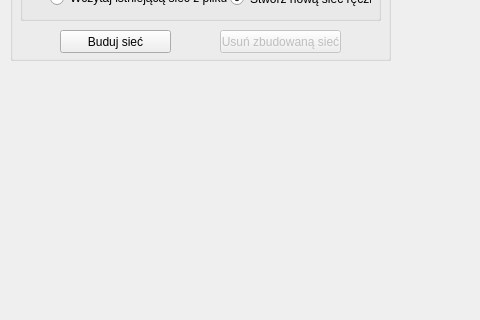
Old version of the form mainwindow.ui in the repository scyphio122/Image-Recognition-Neural-Network; both pictures show x 0 to 480 and y 97 to 417 of the 1038 by 684 pixel window.
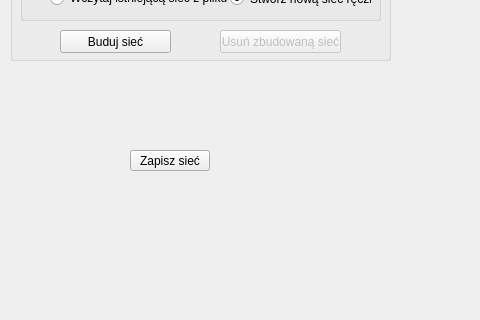
New version of the form.

What changed in the file:
```diff
--- a/mainwindow.ui
+++ b/mainwindow.ui
@@ -111,6 +111,19 @@
      </property>
     </widget>
    </widget>
+   <widget class="QPushButton" name="pB_SaveNetwork">
+    <property name="geometry">
+     <rect>
+      <x>130</x>
+      <y>230</y>
+      <width>80</width>
+      <height>21</height>
+     </rect>
+    </property>
+    <property name="text">
+     <string>Zapisz sieć</string>
+    </property>
+   </widget>
   </widget>
   <widget class="QMenuBar" name="menuBar">
    <property name="geometry">
```
Left out of the diff: 2 changed lines with no effect on the pictures.
